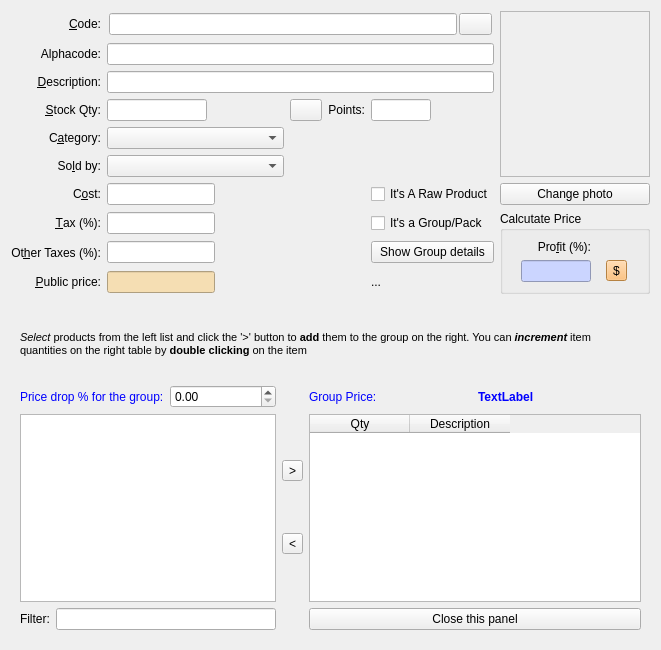
Old version of the form squeeze/src/ui/producteditor.ui in the repository miguelchavez/lemonpos.
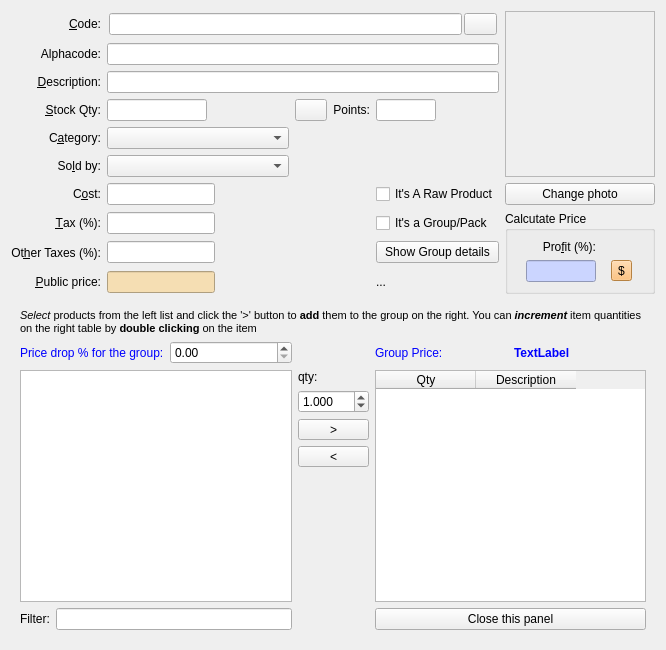
New version of the form.

Commit message: Adding gross profit calculation on product editor. Adding a line edit for entering qty for the selected product to add to the group in the product editor.

Diff of the .ui file:
```diff
--- a/squeeze/src/ui/producteditor.ui
+++ b/squeeze/src/ui/producteditor.ui
@@ -6,7 +6,7 @@
    <rect>
     <x>0</x>
     <y>0</y>
-    <width>661</width>
+    <width>666</width>
     <height>650</height>
    </rect>
   </property>
@@ -1042,7 +1042,7 @@
    <item row="10" column="0" colspan="6">
     <widget class="QFrame" name="groupsPanel">
      <layout class="QGridLayout" name="gridLayout_2">
-      <item row="0" column="0" rowspan="2" colspan="4">
+      <item row="0" column="0" colspan="3">
        <layout class="QHBoxLayout" name="horizontalLayout_2">
         <item>
          <widget class="QLabel" name="label">
@@ -1060,7 +1060,7 @@
         </item>
        </layout>
       </item>
-      <item row="2" column="0" colspan="2">
+      <item row="1" column="0">
        <layout class="QHBoxLayout" name="horizontalLayout_3">
         <item>
          <widget class="QLabel" name="label_6">
@@ -1077,7 +1077,7 @@
         </item>
        </layout>
       </item>
-      <item row="2" column="3">
+      <item row="1" column="2">
        <layout class="QHBoxLayout" name="horizontalLayout_4">
         <item>
          <widget class="QLabel" name="label_4">
@@ -1102,7 +1102,7 @@
         </item>
        </layout>
       </item>
-      <item row="3" column="0" colspan="2">
+      <item row="2" column="0">
        <widget class="QListView" name="sourcePView">
         <property name="editTriggers">
          <set>QAbstractItemView::NoEditTriggers</set>
@@ -1121,10 +1121,57 @@
         </property>
        </widget>
       </item>
-      <item row="3" column="2">
+      <item row="2" column="1">
        <layout class="QVBoxLayout" name="verticalLayout">
+        <item>
+         <widget class="QLabel" name="label_16">
+          <property name="sizePolicy">
+           <sizepolicy hsizetype="Preferred" vsizetype="Maximum">
+            <horstretch>0</horstretch>
+            <verstretch>0</verstretch>
+           </sizepolicy>
+          </property>
+          <property name="maximumSize">
+           <size>
+            <width>16777215</width>
+            <height>30</height>
+           </size>
+          </property>
+          <property name="text">
+           <string>qty:</string>
+          </property>
+         </widget>
+        </item>
+        <item>
+         <widget class="QDoubleSpinBox" name="editGroupQty">
+          <property name="maximumSize">
+           <size>
+            <width>100</width>
+            <height>16777215</height>
+           </size>
+          </property>
+          <property name="decimals">
+           <number>3</number>
+          </property>
+          <property name="minimum">
+           <double>0.001000000000000</double>
+          </property>
+          <property name="maximum">
+           <double>999.000000000000000</double>
+          </property>
+          <property name="value">
+           <double>1.000000000000000</double>
+          </property>
+         </widget>
+        </item>
         <item>
          <widget class="QToolButton" name="btnAdd">
+          <property name="sizePolicy">
+           <sizepolicy hsizetype="Minimum" vsizetype="Fixed">
+            <horstretch>0</horstretch>
+            <verstretch>0</verstretch>
+           </sizepolicy>
+          </property>
           <property name="toolTip">
            <string>Add selected products to the group</string>
           </property>
@@ -1135,6 +1182,12 @@
         </item>
         <item>
          <widget class="QToolButton" name="btnRemove">
+          <property name="sizePolicy">
+           <sizepolicy hsizetype="Minimum" vsizetype="Fixed">
+            <horstretch>0</horstretch>
+            <verstretch>0</verstretch>
+           </sizepolicy>
+          </property>
           <property name="toolTip">
            <string>Remove selected products from the group</string>
           </property>
@@ -1143,9 +1196,22 @@
           </property>
          </widget>
         </item>
+        <item>
+         <spacer name="verticalSpacer">
+          <property name="orientation">
+           <enum>Qt::Vertical</enum>
+          </property>
+          <property name="sizeHint" stdset="0">
+           <size>
+            <width>20</width>
+            <height>40</height>
+           </size>
+          </property>
+         </spacer>
+        </item>
        </layout>
       </item>
-      <item row="3" column="3">
+      <item row="2" column="2">
        <widget class="QTableWidget" name="groupView">
         <property name="styleSheet">
          <string notr="true"/>
@@ -1171,7 +1237,7 @@
         </column>
        </widget>
       </item>
-      <item row="4" column="0" colspan="2">
+      <item row="3" column="0">
        <layout class="QHBoxLayout" name="horizontalLayout">
         <item>
          <widget class="QLabel" name="label_2">
@@ -1192,7 +1258,7 @@
         </item>
        </layout>
       </item>
-      <item row="4" column="3">
+      <item row="3" column="2">
        <widget class="QPushButton" name="btnCloseGroup">
         <property name="text">
          <string>Close this panel</string>
```
Left out of the diff: 1 changed line with no effect on the pictures. The commit also changes 2 other files.
